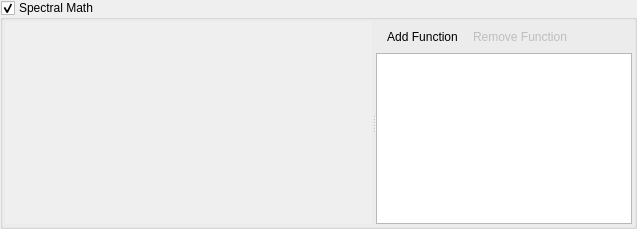
EnMAP-Box/qgispluginsupport, file qps/speclib/spectralmathwidget.ui: the form before one commit.
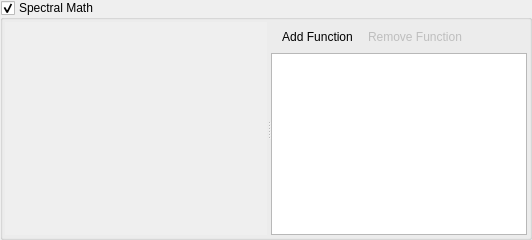
The form after the commit. Icons and pictures are not drawn. Custom widgets are drawn as their Qt base class.

The edit to the form file:
```diff
--- a/qps/speclib/spectralmathwidget.ui
+++ b/qps/speclib/spectralmathwidget.ui
@@ -6,8 +6,8 @@
    <rect>
     <x>0</x>
     <y>0</y>
-    <width>637</width>
-    <height>229</height>
+    <width>532</width>
+    <height>240</height>
    </rect>
   </property>
   <property name="windowTitle">
@@ -67,8 +67,8 @@
         <rect>
          <x>0</x>
          <y>0</y>
-         <width>367</width>
-         <height>207</height>
+         <width>263</width>
+         <height>221</height>
         </rect>
        </property>
       </widget>
```
Left out of the diff: 6 changed lines with no effect on the pictures.
